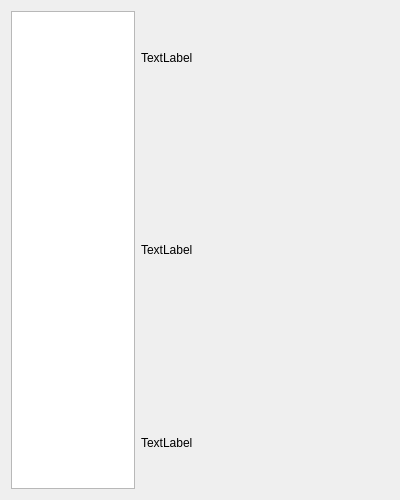
Above: src/modules/officechooser/page_package.ui from sabily-os/sabily-installer before the change. Below: the same form after it.
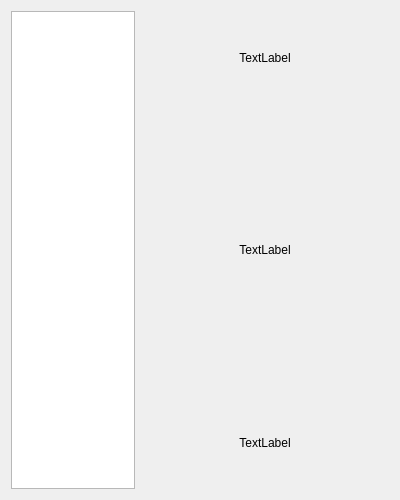
That is the form after the change.

Commit message: [officechooser] center fonts

The edit to the form file:
```diff
--- a/src/modules/officechooser/page_package.ui
+++ b/src/modules/officechooser/page_package.ui
@@ -39,6 +39,12 @@
          <property name="text">
           <string>TextLabel</string>
          </property>
+         <property name="alignment">
+          <set>Qt::AlignCenter</set>
+         </property>
+         <property name="wordWrap">
+          <bool>true</bool>
+         </property>
         </widget>
        </item>
        <item>
@@ -46,6 +52,9 @@
          <property name="text">
           <string>TextLabel</string>
          </property>
+         <property name="alignment">
+          <set>Qt::AlignCenter</set>
+         </property>
         </widget>
        </item>
        <item>
@@ -53,6 +62,9 @@
          <property name="text">
           <string>TextLabel</string>
          </property>
+         <property name="alignment">
+          <set>Qt::AlignCenter</set>
+         </property>
          <property name="wordWrap">
           <bool>true</bool>
          </property>
```
